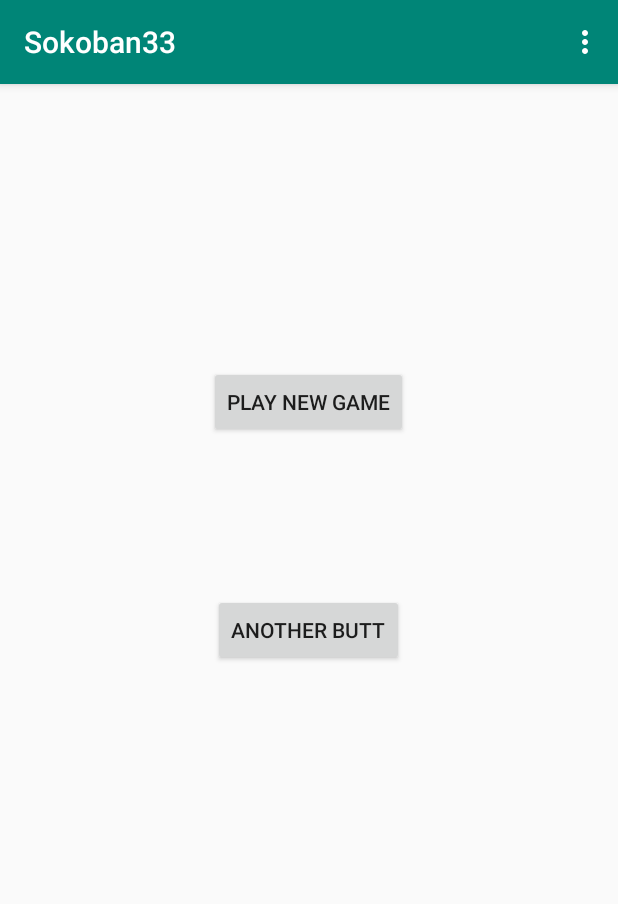
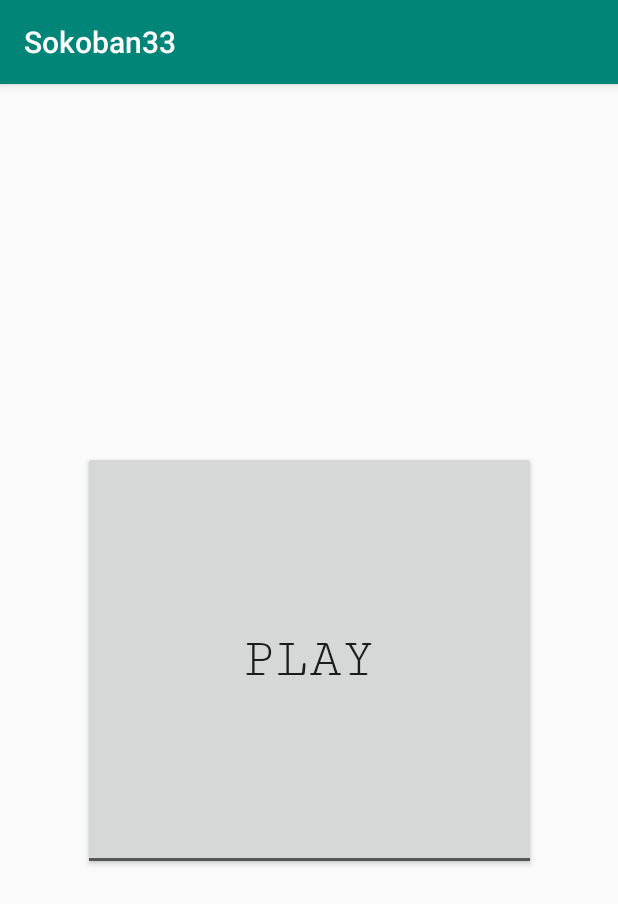
Before and after one commit to rddrdhd/TAMZII_Sokoban, an Android app: the screen it shows after launch (MainActivity), on a phone screen of 412 x 824 dp. Shown: the top 904 px of the screen. Run offline under Robolectric (Android 15) with nearby library versions, the phone set to English and light mode, and no system bars.

Commit message:
Play button

```diff
--- a/app/build.gradle
+++ b/app/build.gradle
@@ -22,6 +22,7 @@ dependencies {
     implementation fileTree(dir: 'libs', include: ['*.jar'])
     implementation 'com.android.support:appcompat-v7:28.0.0'
     implementation 'com.android.support.constraint:constraint-layout:1.1.3'
+    implementation 'com.android.support:support-v4:28.0.0'
     testImplementation 'junit:junit:4.12'
     androidTestImplementation 'com.android.support.test:runner:1.0.2'
     androidTestImplementation 'com.android.support.test.espresso:espresso-core:3.0.2'
--- a/app/src/main/java/com/example/sokoban33/MainActivity.java
+++ b/app/src/main/java/com/example/sokoban33/MainActivity.java
@@ -1,12 +1,9 @@
 package com.example.sokoban33;
 
+import android.content.Intent;
+import android.support.v7.app.AppCompatActivity;
 import android.os.Bundle;
-import android.support.v7.app.AppCompatActivity;
-import android.view.Menu;
-import android.view.MenuItem;
 import android.view.View;
-import android.widget.Button;
-import android.widget.Toast;
 
 public class MainActivity extends AppCompatActivity {
 
@@ -14,45 +11,10 @@ public class MainActivity extends AppCompatActivity {
     protected void onCreate(Bundle savedInstanceState) {
         super.onCreate(savedInstanceState);
         setContentView(R.layout.activity_main);
+    }
 
-        final Button buttonPlay = findViewById(R.id.buttonPlay);
-        buttonPlay.setOnClickListener(new View.OnClickListener() {
-            public void onClick(View v) {
-                setContentView(R.layout.activity_game);
-            }
-        });
-
-        final Button buttonResume = findViewById(R.id.buttonResume);
-        buttonResume.setOnClickListener(new View.OnClickListener() {
-            public void onClick(View v) {
-                //Intent intent = new Intent(this, SokoView.class);
-                // String message = "idk";
-                // intent.putExtra(EXTRA_MESSAGE, message);
-                //startActivity(intent);
-                Toast.makeText(getApplicationContext(), "nope", Toast.LENGTH_LONG).show();
-            }
-        });
-    }
-    @Override
-    public boolean onCreateOptionsMenu(Menu menu) {
-        getMenuInflater().inflate(R.menu.options_menu, menu);
-        return true;
-    }
-    @Override
-    public boolean onOptionsItemSelected(MenuItem item) {
-        switch (item.getItemId()) {
-            case R.id.levels:
-                // do something
-                return true;
-            case R.id.back:
-                // do something
-                return true;
-            case R.id.resume:
-                // do something
-                return true;
-            default:
-                return super.onContextItemSelected(item);
-
-        }
+    public void play(View view) {
+        Intent i = new Intent(this, SokoActivity.class);
+        startActivity(i);
     }
 }
--- a/app/src/main/res/layout/activity_game.xml
+++ b/app/src/main/res/layout/activity_game.xml
@@ -5,7 +5,7 @@
     android:layout_width="match_parent"
     android:layout_height="match_parent"
     android:background="#2C89FA"
-    tools:context=".MainActivity">
+    tools:context=".SokoActivity">
 
     <com.example.sokoban33.SokoView
         android:id="@+id/sokoView"
--- a/app/src/main/res/layout/activity_main.xml
+++ b/app/src/main/res/layout/activity_main.xml
@@ -1,30 +1,23 @@
 <?xml version="1.0" encoding="utf-8"?>
-<android.support.constraint.ConstraintLayout
-    xmlns:android="http://schemas.android.com/apk/res/android"
+<android.support.constraint.ConstraintLayout xmlns:android="http://schemas.android.com/apk/res/android"
     xmlns:app="http://schemas.android.com/apk/res-auto"
     xmlns:tools="http://schemas.android.com/tools"
     android:layout_width="match_parent"
-    android:layout_height="match_parent">
+    android:layout_height="match_parent"
+    tools:context=".MainActivity">
 
     <Button
-        android:id="@+id/buttonPlay"
-        android:layout_width="wrap_content"
-        android:layout_height="wrap_content"
-        android:layout_marginTop="188dp"
-        android:text="Play new game"
+        android:id="@+id/button"
+        style="@android:style/Widget.DeviceDefault.Light.Button.Toggle"
+        android:layout_width="302dp"
+        android:layout_height="279dp"
+        android:fontFamily="serif-monospace"
+        android:text="PLAY"
+        android:onClick="play"
+        android:textAppearance="@style/TextAppearance.AppCompat.Large"
+        android:textSize="36sp"
+        app:layout_constraintBottom_toBottomOf="parent"
         app:layout_constraintEnd_toEndOf="parent"
-        app:layout_constraintHorizontal_bias="0.498"
         app:layout_constraintStart_toStartOf="parent"
         app:layout_constraintTop_toTopOf="parent" />
-
-    <Button
-        android:id="@+id/buttonResume"
-        android:layout_width="wrap_content"
-        android:layout_height="wrap_content"
-        android:layout_marginTop="104dp"
-        android:text="Another butt"
-        app:layout_constraintEnd_toEndOf="parent"
-        app:layout_constraintHorizontal_bias="0.498"
-        app:layout_constraintStart_toStartOf="parent"
-        app:layout_constraintTop_toBottomOf="@+id/buttonPlay" />
 </android.support.constraint.ConstraintLayout>
```
Also changed, not shown: app/src/main/AndroidManifest.xml (+8 -3 lines), app/src/main/java/com/example/sokoban33/SokoActivity.java (added, +38 -0 lines).
